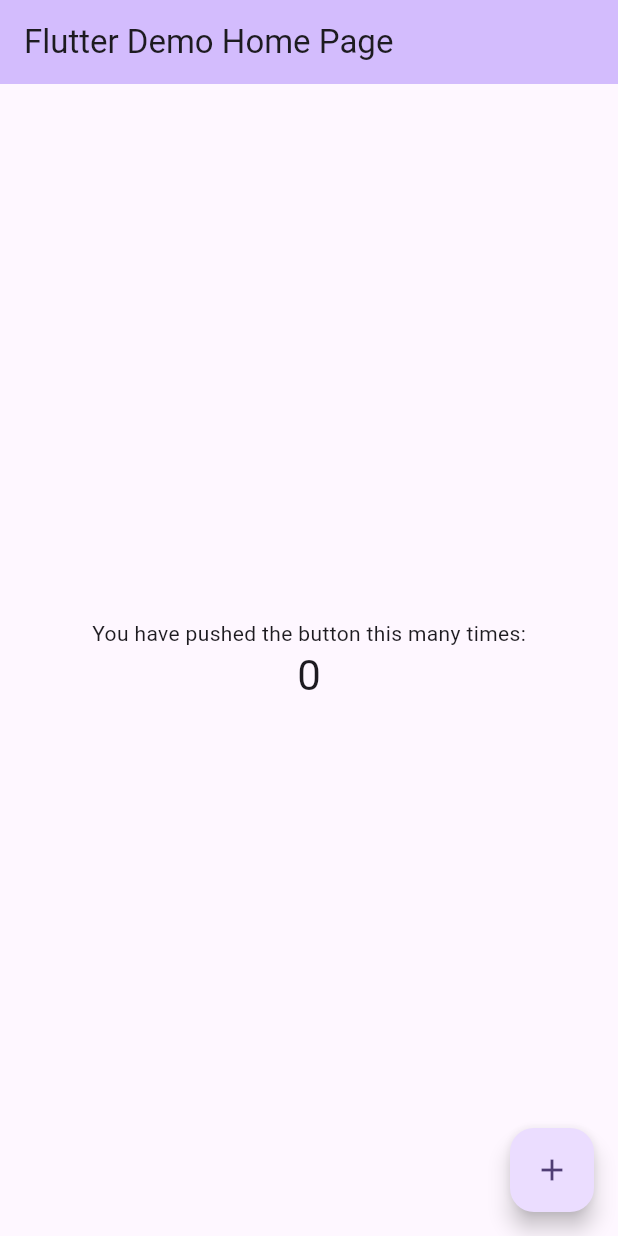
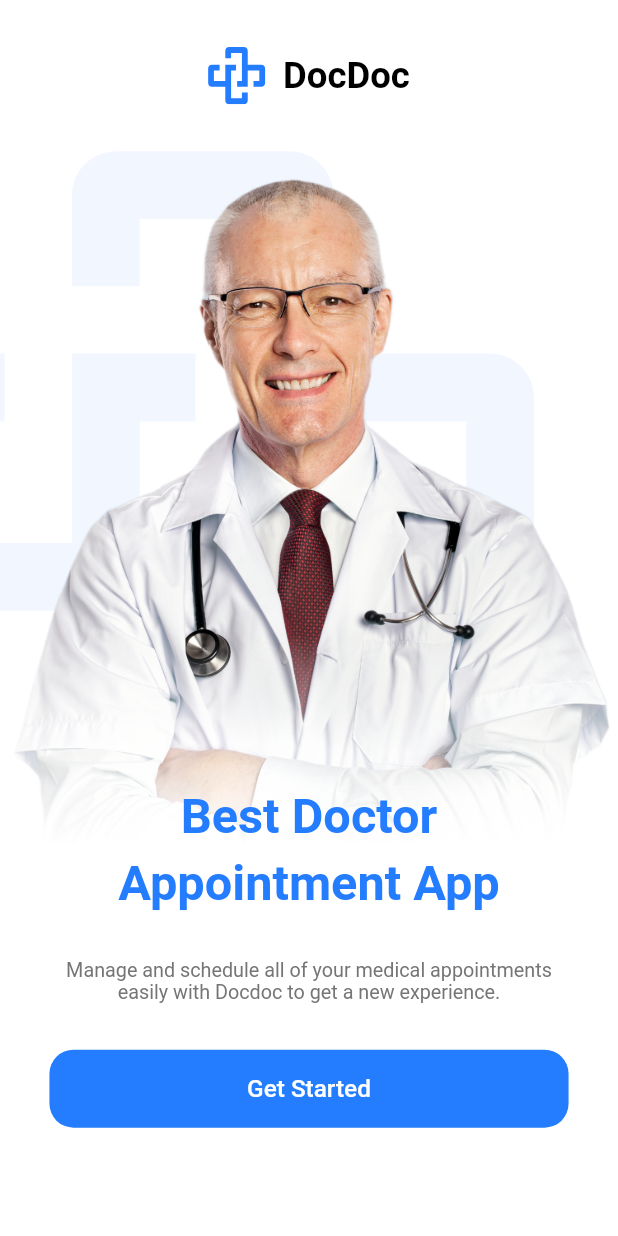
Before and after one commit to kareemyosri/DocDoc, a Flutter app: the screen it shows after launch, on a phone screen of 412 x 824 dp. Run offline on Flutter 3.47's test engine with Material 2 defaults, Android fonts, the phone set to English and light mode, and no system bars; our stand-ins replace flutter_screenutil, flutter_svg.

Commit message:
onboarding feature routes assets navigation extension colors

```diff
--- /dev/null
+++ b/lib/core/helpers/extensions.dart
@@ -0,0 +1,20 @@
+import 'package:flutter/widgets.dart';
+
+extension Navigation on BuildContext {
+  Future<dynamic> pushNamed(String routeName, {Object? arguments}) {
+    return Navigator.of(this).pushNamed(routeName, arguments: arguments);
+  }
+
+  Future<dynamic> pushReplacementNamed(String routeName, {Object? arguments}) {
+    return Navigator.of(this)
+        .pushReplacementNamed(routeName, arguments: arguments);
+  }
+
+  Future<dynamic> pushNamedAndRemoveUntil(String routeName,
+      {Object? arguments, required RoutePredicate predicate}) {
+    return Navigator.of(this)
+        .pushNamedAndRemoveUntil(routeName, predicate, arguments: arguments);
+  }
+
+  void pop() => Navigator.of(this).pop();
+}
--- /dev/null
+++ b/lib/core/routing/app_router.dart
@@ -0,0 +1,31 @@
+import 'package:docdoc/core/routing/routes.dart';
+import 'package:flutter/material.dart';
+
+import '../../features/login/ui/login_screen.dart';
+import '../../features/onboarding/onboarding_screen.dart';
+
+class AppRouter {
+  Route generateRoute(RouteSettings settings) {
+    //this arguments to be passed in any screen like this ( arguments as ClassName )
+    final arguments = settings.arguments;
+
+    switch (settings.name) {
+      case Routes.onBoardingScreen:
+        return MaterialPageRoute(
+          builder: (_) => const OnboardingScreen(),
+        );
+      case Routes.loginScreen:
+        return MaterialPageRoute(
+          builder: (_) => const LoginScreen(),
+        );
+      default:
+        return MaterialPageRoute(
+          builder: (_) => Scaffold(
+            body: Center(
+              child: Text('No route defined for ${settings.name}'),
+            ),
+          ),
+        );
+    }
+  }
+}
--- /dev/null
+++ b/lib/core/routing/routes.dart
@@ -0,0 +1,4 @@
+class Routes {
+  static const String onBoardingScreen = '/onBoardingScreen';
+  static const String loginScreen = '/loginScreen';
+}
--- /dev/null
+++ b/lib/core/theming/colors.dart
@@ -0,0 +1,6 @@
+import 'package:flutter/material.dart';
+
+class ColorsManager {
+  static const Color mainBlue = Color(0xFF247CFF);
+  static const Color gray = Color(0xFF757575);
+}
--- /dev/null
+++ b/lib/core/theming/styles.dart
@@ -0,0 +1,29 @@
+import 'package:docdoc/core/theming/colors.dart';
+import 'package:flutter/material.dart';
+import 'package:flutter_screenutil/flutter_screenutil.dart';
+
+class TextStyles {
+  static TextStyle font24Black700Weight = TextStyle(
+    fontSize: 24.sp,
+    fontWeight: FontWeight.w700,
+    color: Colors.black,
+  );
+
+  static TextStyle font32BlueBold = TextStyle(
+    fontSize: 32.sp,
+    fontWeight: FontWeight.bold,
+    color: ColorsManager.mainBlue,
+  );
+
+  static TextStyle font13GrayRegular = TextStyle(
+    fontSize: 13.sp,
+    fontWeight: FontWeight.normal,
+    color: ColorsManager.gray,
+  );
+
+  static TextStyle font16WhiteSemiBold = TextStyle(
+    fontSize: 16.sp,
+    fontWeight: FontWeight.w500,
+    color: Colors.white,
+  );
+}
--- /dev/null
+++ b/lib/doc_app.dart
@@ -0,0 +1,29 @@
+import 'package:flutter/material.dart';
+import 'package:flutter_screenutil/flutter_screenutil.dart';
+
+import 'core/routing/app_router.dart';
+import 'core/routing/routes.dart';
+import 'core/theming/colors.dart';
+
+class DocApp extends StatelessWidget {
+  final AppRouter appRouter;
+  const DocApp({super.key, required this.appRouter});
+
+  @override
+  Widget build(BuildContext context) {
+    return ScreenUtilInit(
+      designSize: const Size(375, 812),
+      minTextAdapt: true,
+      child: MaterialApp(
+        title: 'Doc App',
+        theme: ThemeData(
+          primaryColor: ColorsManager.mainBlue,
+          scaffoldBackgroundColor: Colors.white,
+        ),
+        debugShowCheckedModeBanner: false,
+        initialRoute: Routes.onBoardingScreen,
+        onGenerateRoute: appRouter.generateRoute,
+      )
+    );
+  }
+}
--- /dev/null
+++ b/lib/features/login/ui/login_screen.dart
@@ -0,0 +1,16 @@
+import 'package:flutter/material.dart';
+
+class LoginScreen extends StatelessWidget {
+  const LoginScreen({super.key});
+
+  @override
+  Widget build(BuildContext context) {
+    return Scaffold(
+        appBar: AppBar(
+          title: Text('LoginScreen'),
+        ),
+        body: Center(
+          child: Text('LoginScreen is working'),
+        ));
+  }
+}
--- /dev/null
+++ b/lib/features/onboarding/onboarding_screen.dart
@@ -0,0 +1,44 @@
+import 'package:flutter/material.dart';
+import 'package:flutter_screenutil/flutter_screenutil.dart';
+
+import '../../core/theming/styles.dart';
+import 'widgets/doc_logo_and_name.dart';
+import 'widgets/doctor_image_and_text.dart';
+import 'widgets/get_started_button.dart';
+
+class OnboardingScreen extends StatelessWidget {
+  const OnboardingScreen({super.key});
+
+  @override
+  Widget build(BuildContext context) {
+    return Scaffold(
+      body: SafeArea(
+          child: SingleChildScrollView(
+        child: Padding(
+          padding: EdgeInsets.only(top: 30.h, bottom: 30.h),
+          child: Column(
+            children: [
+              const DocLogoAndName(),
+              SizedBox(height: 30.h),
+              const DoctorImageAndText(),
+              Padding(
+                padding: EdgeInsets.symmetric(horizontal: 30.w),
+                child: Column(
+                  children: [
+                    Text(
+                      'Manage and schedule all of your medical appointments easily with Docdoc to get a new experience.',
+                      style: TextStyles.font13GrayRegular,
+                      textAlign: TextAlign.center,
+                    ),
+                    SizedBox(height: 30.h),
+                    const GetStartedButton(),
+                  ],
+                ),
+              )
+            ],
+          ),
+        ),
+      )),
+    );
+  }
+}
--- /dev/null
+++ b/lib/features/onboarding/widgets/doc_logo_and_name.dart
@@ -0,0 +1,24 @@
+import 'package:flutter/material.dart';
+import 'package:flutter_screenutil/flutter_screenutil.dart';
+import 'package:flutter_svg/svg.dart';
+
+import '../../../core/theming/styles.dart';
+
+class DocLogoAndName extends StatelessWidget {
+  const DocLogoAndName({super.key});
+
+  @override
+  Widget build(BuildContext context) {
+    return Row(
+      mainAxisAlignment: MainAxisAlignment.center,
+      children: [
+        SvgPicture.asset('assets/svgs/docdoc_logo.svg'),
+        SizedBox(width: 10.w),
+        Text(
+          'DocDoc',
+          style: TextStyles.font24Black700Weight,
+        ),
+      ],
+    );
+  }
+}
--- /dev/null
+++ b/lib/features/onboarding/widgets/doctor_image_and_text.dart
@@ -0,0 +1,43 @@
+import 'package:flutter/material.dart';
+import 'package:flutter_svg/flutter_svg.dart';
+
+import '../../../core/theming/styles.dart';
+
+class DoctorImageAndText extends StatelessWidget {
+  const DoctorImageAndText({super.key});
+
+  @override
+  Widget build(BuildContext context) {
+    return Stack(
+      children: [
+        SvgPicture.asset('assets/svgs/docdoc_logo_low_opacity.svg'),
+        Container(
+          foregroundDecoration: BoxDecoration(
+            gradient: LinearGradient(
+              colors: [
+                Colors.white,
+                Colors.white.withOpacity(0.0),
+              ],
+              begin: Alignment.bottomCenter,
+              end: Alignment.topCenter,
+              stops: const [0.14, 0.4],
+            ),
+          ),
+          child: Image.asset('assets/images/onboarding_doctor.png'),
+        ),
+        Positioned(
+          bottom: 30,
+          left: 0,
+          right: 0,
+          child: Text(
+            'Best Doctor\nAppointment App',
+            textAlign: TextAlign.center,
+            style: TextStyles.font32BlueBold.copyWith(
+              height: 1.4,
+            ),
+          ),
+        ),
+      ],
+    );
+  }
+}
--- /dev/null
+++ b/lib/features/onboarding/widgets/get_started_button.dart
@@ -0,0 +1,35 @@
+import 'package:docdoc/core/helpers/extensions.dart';
+import 'package:flutter/material.dart';
+
+import '../../../core/routing/routes.dart';
+import '../../../core/theming/colors.dart';
+import '../../../core/theming/styles.dart';
+
+class GetStartedButton extends StatelessWidget {
+  const GetStartedButton({super.key});
+
+  @override
+  Widget build(BuildContext context) {
+    return TextButton(
+      onPressed: () {
+        context.pushNamed(Routes.loginScreen);
+      },
+      style: ButtonStyle(
+        backgroundColor: MaterialStateProperty.all(ColorsManager.mainBlue),
+        tapTargetSize: MaterialTapTargetSize.shrinkWrap,
+        minimumSize: MaterialStateProperty.all(
+          const Size(double.infinity, 52),
+        ),
+        shape: MaterialStateProperty.all(
+          RoundedRectangleBorder(
+            borderRadius: BorderRadius.circular(16),
+          ),
+        ),
+      ),
+      child: Text(
+        'Get Started',
+        style: TextStyles.font16WhiteSemiBold,
+      ),
+    );
+  }
+}
--- a/lib/main.dart
+++ b/lib/main.dart
@@ -1,127 +1,10 @@
+import 'package:docdoc/doc_app.dart';
 import 'package:flutter/material.dart';
 
+import 'core/routing/app_router.dart';
+
 void main() {
-  runApp(const MyApp());
+  runApp(DocApp(
+    appRouter: AppRouter(),
+  ));
 }
-
-class MyApp extends StatelessWidget {
-  const MyApp({super.key});
-
-  // This widget is the root of your application.
-  @override
-  Widget build(BuildContext context) {
-
-
-    return MaterialApp(
-      title: 'Flutter Demo',
-      theme: ThemeData(
-        // This is the theme of your application.
-        //
-        // TRY THIS: Try running your application with "flutter run". You'll see
-        // the application has a blue toolbar. Then, without quitting the app,
-        // try changing the seedColor in the colorScheme below to Colors.green
-        // and then invoke "hot reload" (save your changes or press the "hot
-        // reload" button in a Flutter-supported IDE, or press "r" if you used
-        // the command line to start the app).
-        //
-        // Notice that the counter didn't reset back to zero; the application
-        // state is not lost during the reload. To reset the state, use hot
-        // restart instead.
-        //
-        // This works for code too, not just values: Most code changes can be
-        // tested with just a hot reload.
-        colorScheme: ColorScheme.fromSeed(seedColor: Colors.deepPurple),
-        useMaterial3: true,
-      ),
-      home: const MyHomePage(title: 'Flutter Demo Home Page'),
-    );
-  }
-}
-
-class MyHomePage extends StatefulWidget {
-  const MyHomePage({super.key, required this.title});
-
-  // This widget is the home page of your application. It is stateful, meaning
-  // that it has a State object (defined below) that contains fields that affect
-  // how it looks.
-
-  // This class is the configuration for the state. It holds the values (in this
-  // case the title) provided by the parent (in this case the App widget) and
-  // used by the build method of the State. Fields in a Widget subclass are
-  // always marked "final".
-
-  final String title;
-
-  @override
-  State<MyHomePage> createState() => _MyHomePageState();
-}
-
-class _MyHomePageState extends State<MyHomePage> {
-  int _counter = 0;
-
-  void _incrementCounter() {
-    setState(() {
-      // This call to setState tells the Flutter framework that something has
-      // changed in this State, which causes it to rerun the build method below
-      // so that the display can reflect the updated values. If we changed
-      // _counter without calling setState(), then the build method would not be
-      // called again, and so nothing would appear to happen.
-      _counter++;
-    });
-  }
-
-  @override
-  Widget build(BuildContext context) {
-    // This method is rerun every time setState is called, for instance as done
-    // by the _incrementCounter method above.
-    //
-    // The Flutter framework has been optimized to make rerunning build methods
-    // fast, so that you can just rebuild anything that needs updating rather
-    // than having to individually change instances of widgets.
-    return Scaffold(
-      appBar: AppBar(
-        // TRY THIS: Try changing the color here to a specific color (to
-        // Colors.amber, perhaps?) and trigger a hot reload to see the AppBar
-        // change color while the other colors stay the same.
-        backgroundColor: Theme.of(context).colorScheme.inversePrimary,
-        // Here we take the value from the MyHomePage object that was created by
-        // the App.build method, and use it to set our appbar title.
-        title: Text(widget.title),
-      ),
-      body: Center(
-        // Center is a layout widget. It takes a single child and positions it
-        // in the middle of the parent.
-        child: Column(
-          // Column is also a layout widget. It takes a list of children and
-          // arranges them vertically. By default, it sizes itself to fit its
-          // children horizontally, and tries to be as tall as its parent.
-          //
-          // Column has various properties to control how it sizes itself and
-          // how it positions its children. Here we use mainAxisAlignment to
-          // center the children vertically; the main axis here is the vertical
-          // axis because Columns are vertical (the cross axis would be
-          // horizontal).
-          //
-          // TRY THIS: Invoke "debug painting" (choose the "Toggle Debug Paint"
-          // action in the IDE, or press "p" in the console), to see the
-          // wireframe for each widget.
-          mainAxisAlignment: MainAxisAlignment.center,
-          children: <Widget>[
-            const Text(
-              'You have pushed the button this many times:',
-            ),
-            Text(
-              '$_counter',
-              style: Theme.of(context).textTheme.headlineMedium,
-            ),
-          ],
-        ),
-      ),
-      floatingActionButton: FloatingActionButton(
-        onPressed: _incrementCounter,
-        tooltip: 'Increment',
-        child: const Icon(Icons.add),
-      ), // This trailing comma makes auto-formatting nicer for build methods.
-    );
-  }
-}
```
Also changed, not shown: pubspec.yaml (+27 -4 lines), assets/images/onboarding_doctor.png (added), assets/svgs/docdoc_logo.svg (added), assets/svgs/docdoc_logo_low_opacity.svg (added), pubspec.lock, 2 other files.
